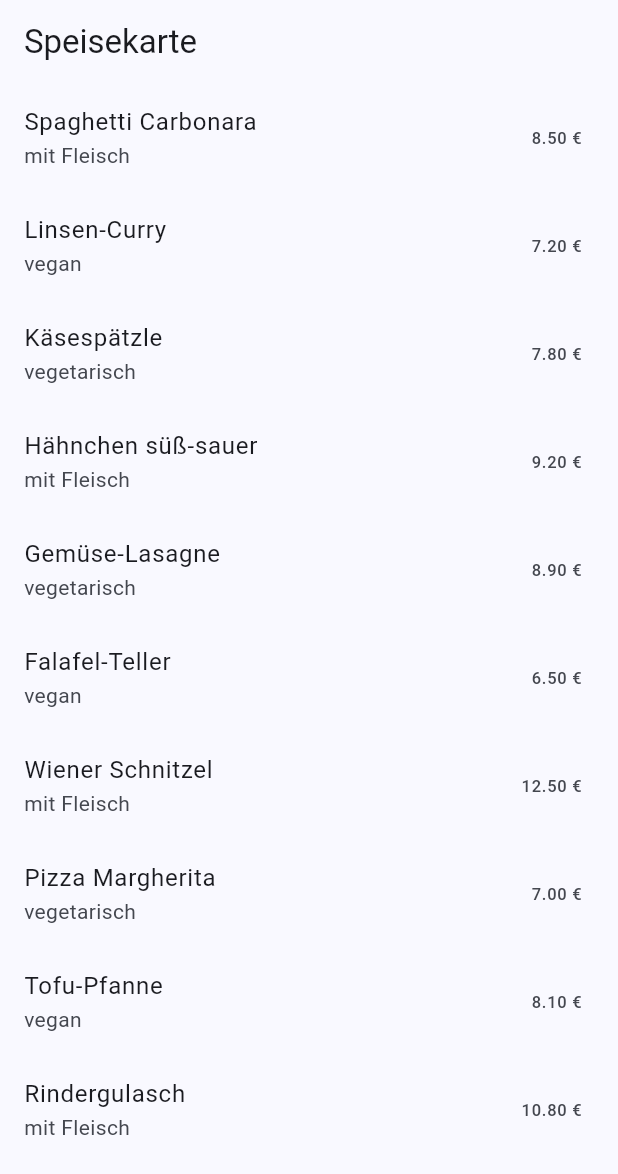
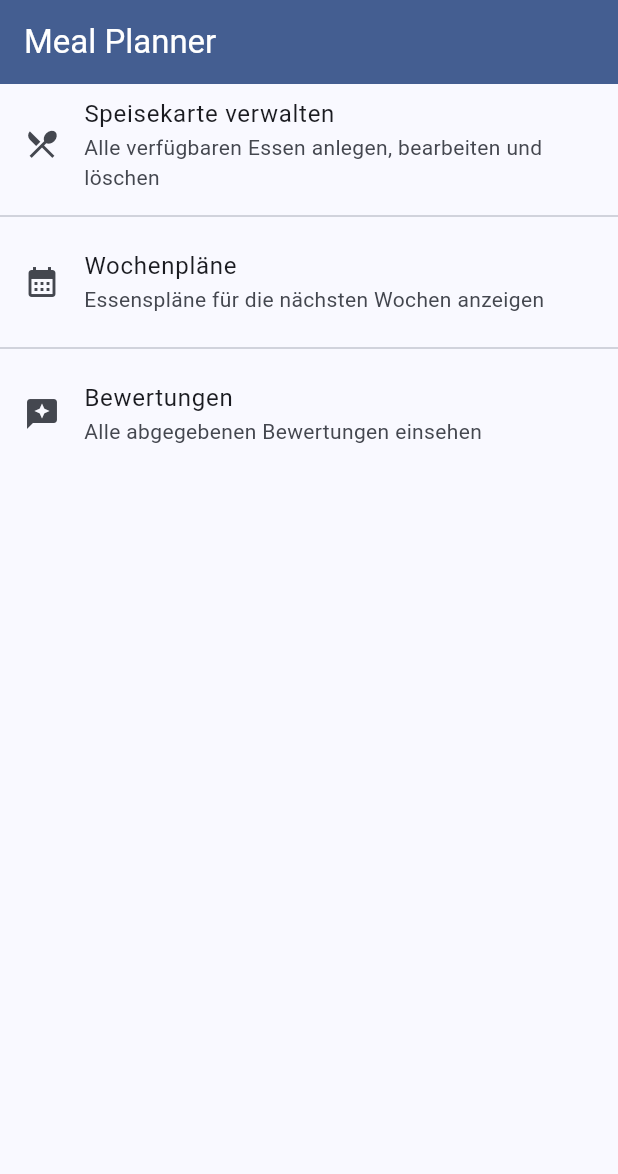
Before and after one commit to HendrikAlexander/meal_planner_app, a Flutter app: the screen it shows after launch, on a phone screen of 412 x 824 dp. Shown: the top 1174 px of the screen. Run offline on Flutter 3.47's test engine with Material 3 defaults, Android fonts, the phone set to English and light mode, and no system bars.

Commit message:
App inklusive aller funktionen für Essen und Essensplan

```diff
--- a/lib/main.dart
+++ b/lib/main.dart
@@ -1,8 +1,11 @@
 // lib/main.dart
 
 import 'package:flutter/material.dart';
-// Wir importieren unsere neue "Speisekarte", damit wir sie verwenden können.
-import 'view/essen_dialog.dart';
+import 'view/SpeisekarteView/essen_dialog.dart';
+// GEÄNDERT: Der Import-Pfad zeigt jetzt auf die neue Datei
+import 'view/Startseite/startbildschirm.dart';
+import 'view/EssensplanView/essensplan_dialog.dart';
+
 
 void main() {
   runApp(const MyApp());
@@ -19,9 +22,12 @@ class MyApp extends StatelessWidget {
         colorScheme: ColorScheme.fromSeed(seedColor: Colors.blueAccent),
         useMaterial3: true,
       ),
-      // Hier legen wir fest, was der Startbildschirm unserer App ist.
-      // Wir setzen hier eine Instanz unseres neuen EssenDialogs ein.
-      home: EssenDialog(),
+      initialRoute: '/',
+      routes: {
+        '/': (context) => const Startbildschirm(),
+        '/speisekarte': (context) => const EssenDialog(),
+        '/essensplan': (context) => const EssensplanDialog(),
+      },
     );
   }
 }
--- a/lib/model/essen.dart
+++ b/lib/model/essen.dart
@@ -1,9 +1,12 @@
+// lib/model/essen.dart
+
+import 'essens_art.dart';
+
 class Essen {
-
-
-  final String name;
-  final double preis;
-  final String art;
+  // GEÄNDERT: "final" wurde bei allen drei Eigenschaften entfernt.
+  String name;
+  double preis;
+  EssensArt art;
 
   Essen({
     required this.name,
--- /dev/null
+++ b/lib/model/essens_art.dart
@@ -0,0 +1,24 @@
+// lib/model/essens_art.dart
+// Hier definieren wir die erlaubten Arten von Essen.
+enum EssensArt {
+  vegetarisch,
+  vegan,
+  mitFleisch,
+}
+
+// Diese "Extension" fügt unserem Enum eine nützliche Fähigkeit hinzu:
+// Es kann sich selbst in einen schön lesbaren Text umwandeln.
+extension EssensArtExtension on EssensArt {
+  String get anzeigeName {
+    switch (this) {
+      case EssensArt.vegetarisch:
+        return 'Vegetarisch';
+      case EssensArt.vegan:
+        return 'Vegan';
+      case EssensArt.mitFleisch:
+        return 'Mit Fleisch';
+      default:
+        return '';
+    }
+  }
+}
--- /dev/null
+++ b/lib/model/essens_datenbank.dart
@@ -0,0 +1,48 @@
+// lib/model/essens_datenbank.dart
+
+import 'essen.dart';
+import 'essens_art.dart';
+import 'essensplan.dart';
+
+class Essensdatenbank {
+  Essensdatenbank._() {
+    wochenplaene = List.generate(8, (wochenIndex) {
+      return Essensplan(
+        wochennummer: wochenIndex + 1,
+        essenProWoche: (alleEssen.toList()..shuffle()).sublist(0, 5),
+      );
+    });
+  }
+  static final Essensdatenbank instance = Essensdatenbank._();
+
+  List<Essen> alleEssen = [
+    Essen(name: 'Spaghetti Carbonara', preis: 8.50, art: EssensArt.mitFleisch),
+    // ... (restliche Essen wie gehabt)
+    Essen(name: 'Linsen-Curry', preis: 7.20, art: EssensArt.vegan),
+    Essen(name: 'Käsespätzle', preis: 7.80, art: EssensArt.vegetarisch),
+    Essen(name: 'Hähnchen süß-sauer', preis: 9.20, art: EssensArt.mitFleisch),
+    Essen(name: 'Gemüse-Lasagne', preis: 8.90, art: EssensArt.vegetarisch),
+    Essen(name: 'Falafel-Teller', preis: 6.50, art: EssensArt.vegan),
+    Essen(name: 'Wiener Schnitzel', preis: 12.50, art: EssensArt.mitFleisch),
+    Essen(name: 'Pizza Margherita', preis: 7.00, art: EssensArt.vegetarisch),
+    Essen(name: 'Tofu-Pfanne', preis: 8.10, art: EssensArt.vegan),
+    Essen(name: 'Rindergulasch', preis: 10.80, art: EssensArt.mitFleisch),
+  ];
+
+  late List<Essensplan> wochenplaene;
+
+  // --- NEUE ZENTRALE FUNKTIONEN ---
+  void addEssen(Essen neuesEssen) {
+    alleEssen.add(neuesEssen);
+  }
+
+  void deleteEssen(Essen essen) {
+    alleEssen.remove(essen);
+  }
+
+  void updateEssen(int index, Essen geaendertesEssen) {
+    if (index >= 0 && index < alleEssen.length) {
+      alleEssen[index] = geaendertesEssen;
+    }
+  }
+}
--- /dev/null
+++ b/lib/view/Startseite/startbildschirm.dart
@@ -0,0 +1,51 @@
+// lib/view/home/startbildschirm.dart
+
+import 'package:flutter/material.dart';
+
+class Startbildschirm extends StatelessWidget {
+  const Startbildschirm({super.key});
+
+  @override
+  Widget build(BuildContext context) {
+    return Scaffold(
+      appBar: AppBar(
+        title: const Text('Meal Planner'),
+        backgroundColor: Theme.of(context).colorScheme.primary,
+        foregroundColor: Theme.of(context).colorScheme.onPrimary,
+      ),
+      body: ListView(
+        children: [
+          ListTile(
+            leading: const Icon(Icons.restaurant_menu),
+            title: const Text('Speisekarte verwalten'),
+            subtitle:
+                const Text('Alle verfügbaren Essen anlegen, bearbeiten und löschen'),
+            onTap: () {
+              Navigator.pushNamed(context, '/speisekarte');
+            },
+          ),
+          const Divider(),
+          ListTile(
+            leading: const Icon(Icons.calendar_month),
+            title: const Text('Wochenpläne'),
+            subtitle:
+                const Text('Essenspläne für die nächsten Wochen anzeigen'),
+            // GEÄNDERT: Die onTap-Funktion ist jetzt aktiv
+            onTap: () {
+              Navigator.pushNamed(context, '/essensplan');
+            },
+          ),
+          const Divider(),
+          ListTile(
+            leading: const Icon(Icons.reviews),
+            title: const Text('Bewertungen'),
+            subtitle: const Text('Alle abgegebenen Bewertungen einsehen'),
+            onTap: () {
+              // Diese Funktion wird später implementiert
+            },
+          ),
+        ],
+      ),
+    );
+  }
+}
--- a/lib/view/essen_dialog.dart
+++ /dev/null
@@ -1,44 +0,0 @@
-import 'package:flutter/material.dart';
-
-
-import '../viewmodel/essen_viewmodel.dart';
-
-
-// Dies ist unsere UI-Komponente, ein "Widget".
-class EssenDialog extends StatelessWidget {
-  // Der Konstruktor für das Widget.
-  EssenDialog({super.key});
-
-  // Hier erstellen wir eine Instanz unseres ViewModels.
-  // Die View "stellt also ihren Kellner ein".
-  final EssenViewModel viewModel = EssenViewModel();
-
-  @override
-  Widget build(BuildContext context) {
-    // Scaffold ist das Grundgerüst für eine Standard-App-Seite.
-    return Scaffold(
-      // Die obere Leiste der App.
-      appBar: AppBar(
-        title: const Text('Speisekarte'),
-      ),
-      // Der Körper der Seite.
-      // ListView.builder ist perfekt, um lange Listen effizient anzuzeigen.
-      body: ListView.builder(
-        // Wir sagen der Liste, wie viele Einträge sie anzeigen soll.
-        itemCount: viewModel.essenListe.length,
-        // Diese Funktion wird für jeden einzelnen Eintrag in der Liste aufgerufen.
-        itemBuilder: (context, index) {
-          // Wir holen uns das aktuelle Essen-Objekt aus der Liste des ViewModels.
-          final essen = viewModel.essenListe[index];
-          // ListTile ist ein vorgefertigtes Widget für einen Listeneintrag.
-          return ListTile(
-            title: Text(essen.name),
-            subtitle: Text(essen.art),
-            // toStringAsFixed(2) sorgt für eine saubere Anzeige mit 2 Nachkommastellen.
-            trailing: Text('${essen.preis.toStringAsFixed(2)} €'),
-          );
-        },
-      ),
-    );
-  }
-}
--- /dev/null
+++ b/lib/viewmodel/SpeisekarteViewModel/essen_viewmodel.dart
@@ -0,0 +1,25 @@
+// lib/viewmodel/SpeisekarteViewModel/essen_viewmodel.dart
+
+import '../../model/essen.dart';
+import '../../model/essens_datenbank.dart';
+
+class EssenViewModel {
+  final Essensdatenbank _datenbank = Essensdatenbank.instance;
+
+  List<Essen> get essenListe => _datenbank.alleEssen;
+
+  EssenViewModel();
+
+  // GEÄNDERT: Alle Funktionen rufen jetzt die zentralen Funktionen der Datenbank auf.
+  void addEssen(Essen neuesEssen) {
+    _datenbank.addEssen(neuesEssen);
+  }
+
+  void deleteEssen(Essen essen) {
+    _datenbank.deleteEssen(essen);
+  }
+
+  void updateEssen(int index, Essen geaendertesEssen) {
+    _datenbank.updateEssen(index, geaendertesEssen);
+  }
+}
--- a/lib/viewmodel/essen_viewmodel.dart
+++ /dev/null
@@ -1,17 +0,0 @@
-import '../model/essen.dart';
-
-class EssenViewModel {
-
-  final List<Essen> essenListe = [
-    Essen(name: 'Spaghetti Carbonara', preis: 8.50, art: 'mit Fleisch'),
-    Essen(name: 'Linsen-Curry', preis: 7.20, art: 'vegan'),
-    Essen(name: 'Käsespätzle', preis: 7.80, art: 'vegetarisch'),
-    Essen(name: 'Hähnchen süß-sauer', preis: 9.20, art: 'mit Fleisch'),
-    Essen(name: 'Gemüse-Lasagne', preis: 8.90, art: 'vegetarisch'),
-    Essen(name: 'Falafel-Teller', preis: 6.50, art: 'vegan'),
-    Essen(name: 'Wiener Schnitzel', preis: 12.50, art: 'mit Fleisch'),
-    Essen(name: 'Pizza Margherita', preis: 7.00, art: 'vegetarisch'),
-    Essen(name: 'Tofu-Pfanne', preis: 8.10, art: 'vegan'),
-    Essen(name: 'Rindergulasch', preis: 10.80, art: 'mit Fleisch'),
-  ];
-}
```
Also changed, not shown: lib/view/EssensplanView/add_essensplan_dialog.dart (added, +115 -0 lines), lib/view/EssensplanView/essensplan_dialog.dart (added, +156 -0 lines), lib/view/SpeisekarteView/add_essen_dialog.dart (added, +95 -0 lines), lib/view/SpeisekarteView/essen_dialog.dart (added, +112 -0 lines), lib/viewmodel/EssensplanViewModel/essensplan_viewmodel.dart (added, +31 -0 lines).
